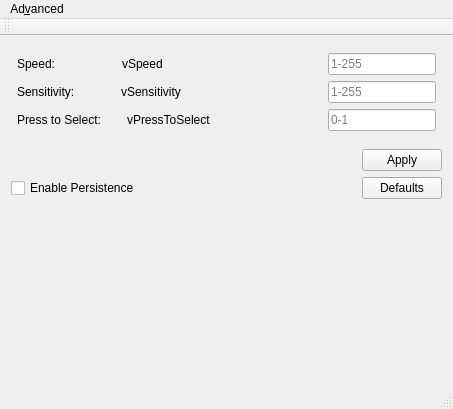
First picture: the form in mainwindow.ui, repository afogl001/pkf_trackpoint-qt, before the edit.
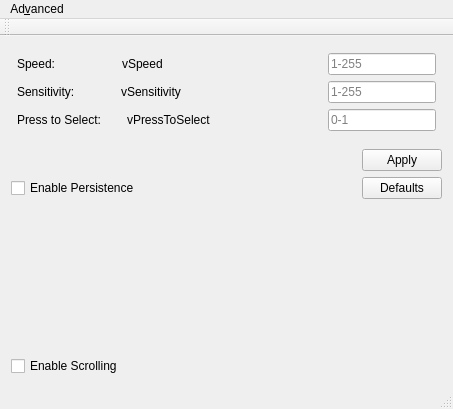
Second picture: the form after the edit. Icons and pictures are not drawn.

```diff
--- a/mainwindow.ui
+++ b/mainwindow.ui
@@ -296,6 +296,16 @@
       </property>
      </widget>
     </item>
+    <item>
+     <widget class="QCheckBox" name="check_Scrolling">
+      <property name="enabled">
+       <bool>true</bool>
+      </property>
+      <property name="text">
+       <string>Enable Scrolling</string>
+      </property>
+     </widget>
+    </item>
    </layout>
   </widget>
   <widget class="QMenuBar" name="menuBar">
```
Left out of the diff: 10 changed lines with no effect on the pictures.
